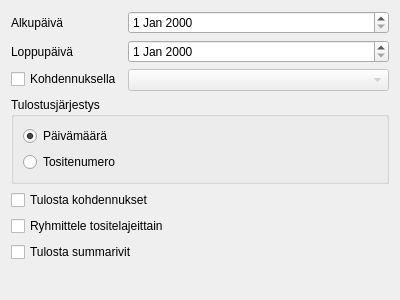
This is kitupiikki/raportti/paivakirja.ui in artoh/kitupiikki as Qt 5 draws it before an edit. The edited form follows.
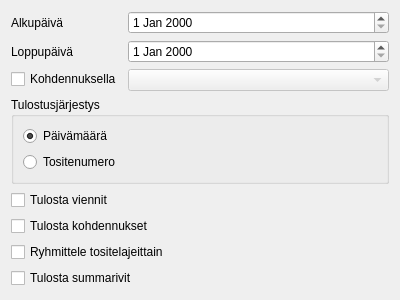
This is the edited form.

Patch:
```diff
--- a/kitupiikki/raportti/paivakirja.ui
+++ b/kitupiikki/raportti/paivakirja.ui
@@ -78,6 +78,13 @@
      </layout>
     </widget>
    </item>
+   <item>
+    <widget class="QCheckBox" name="tulostaviennitCheck">
+     <property name="text">
+      <string>Tulosta viennit</string>
+     </property>
+    </widget>
+   </item>
    <item>
     <widget class="QCheckBox" name="tulostakohdennuksetCheck">
      <property name="text">
```
